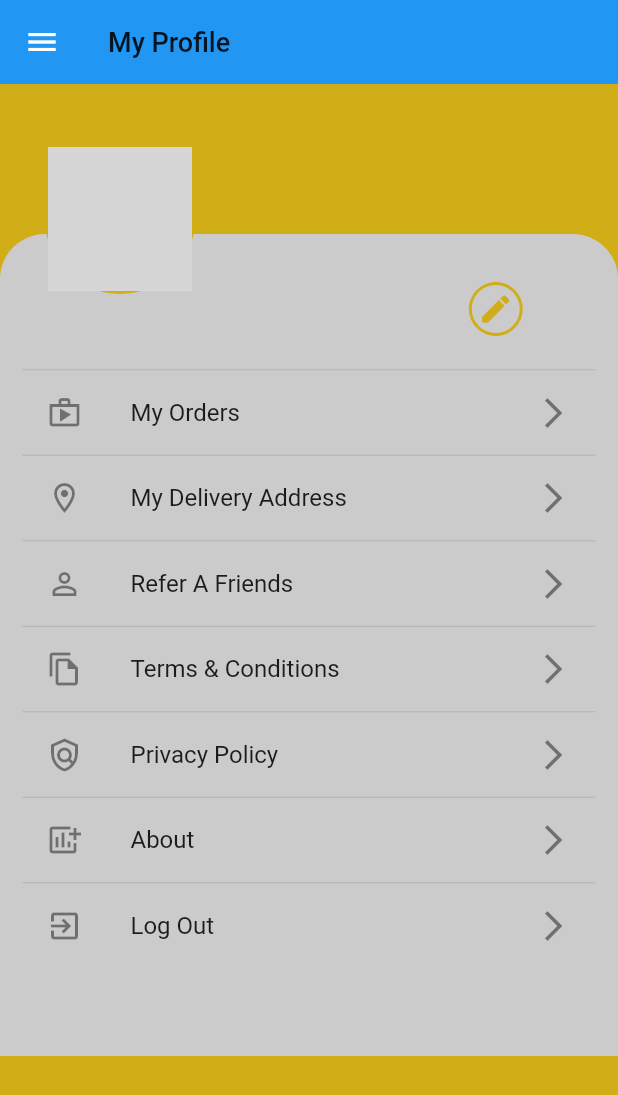
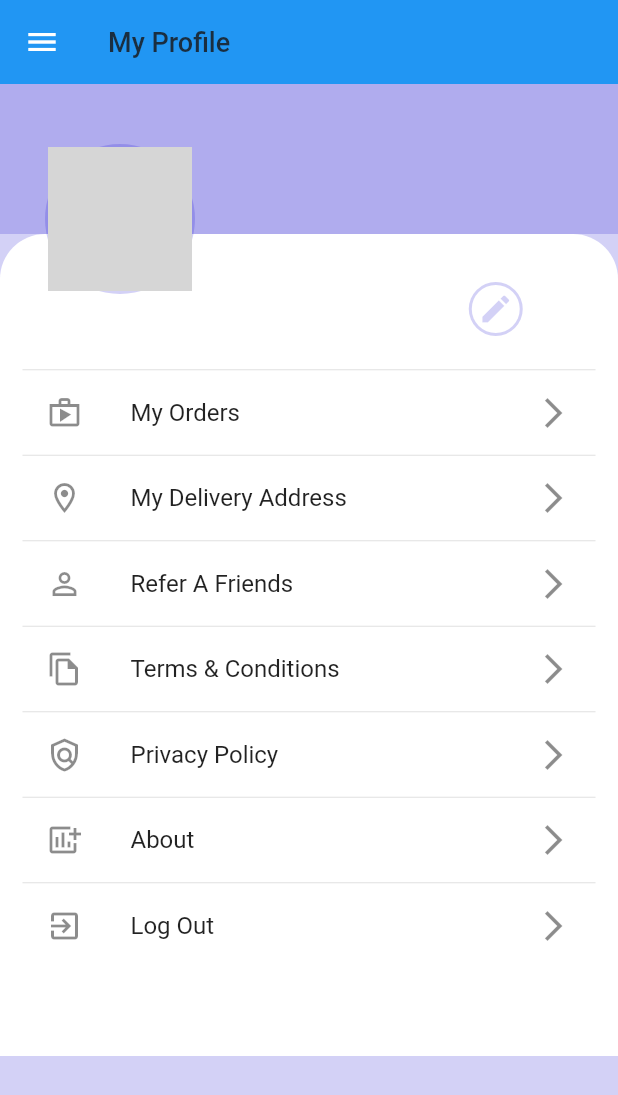
Before and after one commit to FernandoGinelli/delivery-app, a Flutter app: the MyProfile screen opened directly with empty values, on a phone screen of 412 x 824 dp. Shown: the top 1095 px of the screen. Run offline on Flutter 3.47's test engine with Material 2 defaults, Android fonts, the phone set to English and light mode, and no system bars; our stand-ins replace cloud_firestore, firebase_auth, firebase_core, flutter_signin_button, fluttertoast, google_maps_flutter and 2 more; missing offline and left inert: pay; accounts and stored records are empty; network calls fail; grey boxes are pictures that could not be loaded.

Commit message:
correção de bugs

```diff
--- a/lib/config/colors.dart
+++ b/lib/config/colors.dart
@@ -1,5 +1,9 @@
 import 'package:flutter/material.dart';
 
-Color primaryColor = Color(0xffd1ad17);
-Color scaffoldBackgroundColor = Color(0xffcbcbcb);
-Color textColor = Colors.black87;
+Color primaryColor = Color(0xff2317d1).withOpacity(0.2);
+Color scaffoldBackgroundColor = Color(0xffffffff);
+Color textColor = Color(0xff1A2E40);
+Color textColor2 = Color(0xff1B8EF2);
+Color textColor3 = Color(0xff1A2E40);
+Color textColor4 = Color(0xff22A2F2);
+Color textColor5 = Color(0xff5CB9F2);
--- a/lib/widgets/single_item.dart
+++ b/lib/widgets/single_item.dart
@@ -171,7 +171,7 @@ class _SingleItemState extends State<SingleItem> {
                           child: Column(
                             children: [
                               InkWell(
-                                onTap: widget.onDelete!(),
+                                onTap: (){widget.onDelete!;},
                                 child: Icon(
                                   Icons.delete,
                                   size: 30,
```
Also changed, not shown: lib/telas/home/home_screen.dart (+10 -10 lines), lib/telas/review_cart/review_cart.dart (+6 -5 lines).
